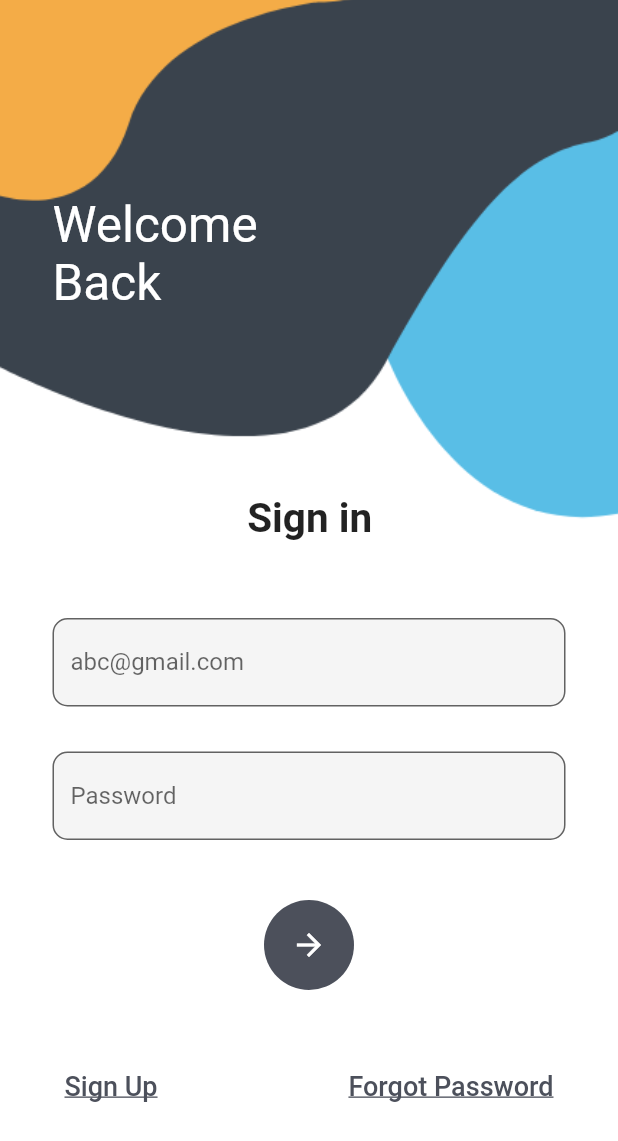
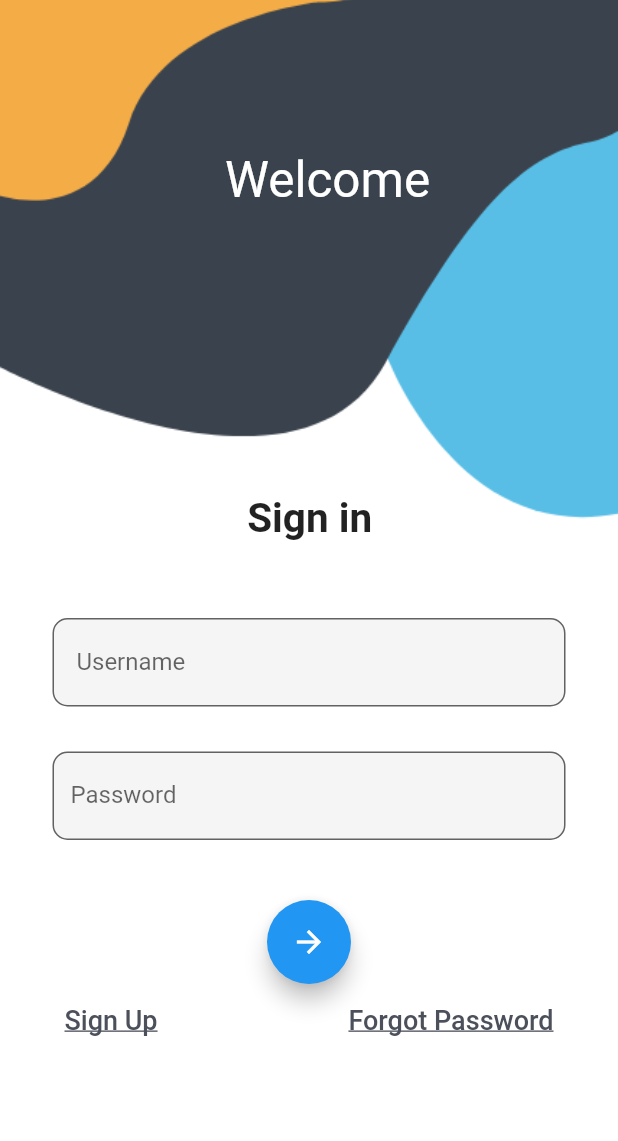
Before and after one commit to Manik072/Login-Page-, a Flutter app: the screen it shows after launch, on a phone screen of 412 x 824 dp. Shown: the top 1141 px of the screen. Run offline on Flutter 3.47's test engine with Material 2 defaults, Android fonts, the phone set to English and light mode, and no system bars.

Commit message:
Update login.dart

```diff
--- a/lib/login.dart
+++ b/lib/login.dart
@@ -1,4 +1,5 @@
 import 'package:flutter/material.dart';
+import 'login 2nd.dart';
 
 class MyLogin extends StatefulWidget {
   const MyLogin({Key? key}) : super(key: key);
@@ -11,19 +12,19 @@ class _MyLoginState extends State<MyLogin> {
   @override
   Widget build(BuildContext context) {
     return Container(
-      decoration: BoxDecoration(
+        decoration: BoxDecoration(
         image: DecorationImage(
-            image: AssetImage('assets/login.png'), fit: BoxFit.cover),
-      ),
+        image: AssetImage('assets/login.png'), fit: BoxFit.cover),
+        ),
       child: Scaffold(
         backgroundColor: Colors.transparent,
         body: Stack(
           children: [
             Container(),
             Container(
-              padding: EdgeInsets.only(left: 35, top: 130),
+              padding: EdgeInsets.only(left: 150, top: 100),
               child: Text(
-                'Welcome\nBack',
+                'Welcome',
                 style: TextStyle(color: Colors.white, fontSize: 33),
               ),
             ),Positioned(
@@ -51,8 +52,8 @@ class _MyLoginState extends State<MyLogin> {
                             decoration: InputDecoration(
                                 fillColor: Colors.grey.shade100,
                                 filled: true,
-                                hintText: "Email",
-                                labelText: "abc@gmail.com",
+                                hintText: "  Enter Your Username",
+                                labelText: " Username",
                                 border: OutlineInputBorder(
                                   borderRadius: BorderRadius.circular(10),
                                 )),
@@ -66,7 +67,8 @@ class _MyLoginState extends State<MyLogin> {
                             decoration: InputDecoration(
                                 fillColor: Colors.grey.shade100,
                                 filled: true,
-                                hintText: "Password",
+                                hintText: "Enter Your Password",
+                                labelText: 'Password',
                                 border: OutlineInputBorder(
                                   borderRadius: BorderRadius.circular(10),
                                 )),
@@ -74,24 +76,14 @@ class _MyLoginState extends State<MyLogin> {
                           SizedBox(
                             height: 40,
                           ),
-                          Row(
-                            mainAxisAlignment: MainAxisAlignment.spaceEvenly,
-                            children: [
+                          FloatingActionButton(
+                              onPressed: () {
+                                Navigator.push(context, MaterialPageRoute(builder:(context)=>MainPage()));
+                              },
+                            child: Icon(
+                              Icons.arrow_forward,
+                            ),
 
-                              CircleAvatar(
-                                radius: 30,
-                                backgroundColor: Color(0xff4c505b),
-                                child: IconButton(
-                                    color: Colors.white,
-                                    onPressed: () {},
-                                    icon: Icon(
-                                      Icons.arrow_forward,
-                                    )),
-                              )
-                            ],
-                          ),
-                          SizedBox(
-                            height: 40,
                           ),
                           Row(
                             mainAxisAlignment: MainAxisAlignment.spaceBetween,
```
